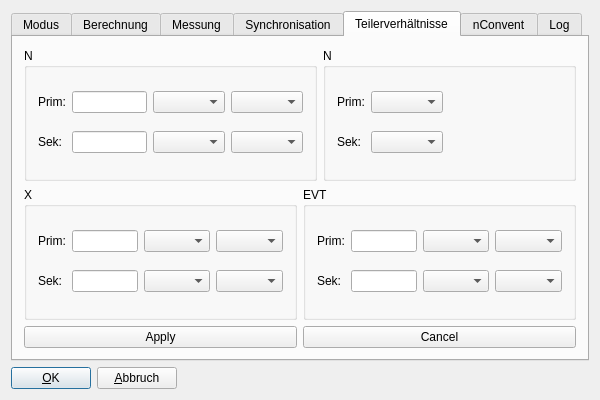
The window that wm3000u/confdialogbase.ui (ZeraGmbH/wm-project) describes before a commit, drawn with Qt 5.
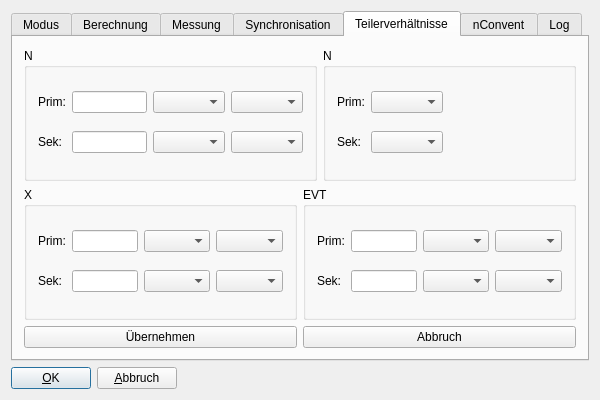
The same window after the commit. The open tabs and pages were chosen to show the change. Custom widgets are drawn as their Qt base class.

Diff of the .ui file:
```diff
--- a/wm3000u/confdialogbase.ui
+++ b/wm3000u/confdialogbase.ui
@@ -1251,14 +1251,14 @@
            <item>
             <widget class="QPushButton" name="RatioApplyPushButton">
              <property name="text">
-              <string>Apply</string>
+              <string>Übernehmen</string>
              </property>
             </widget>
            </item>
            <item>
             <widget class="QPushButton" name="RatioCancelPushButton">
              <property name="text">
-              <string>Cancel</string>
+              <string>Abbruch</string>
              </property>
             </widget>
            </item>
```
Left out of the diff: 87 changed lines with no effect on the pictures.
